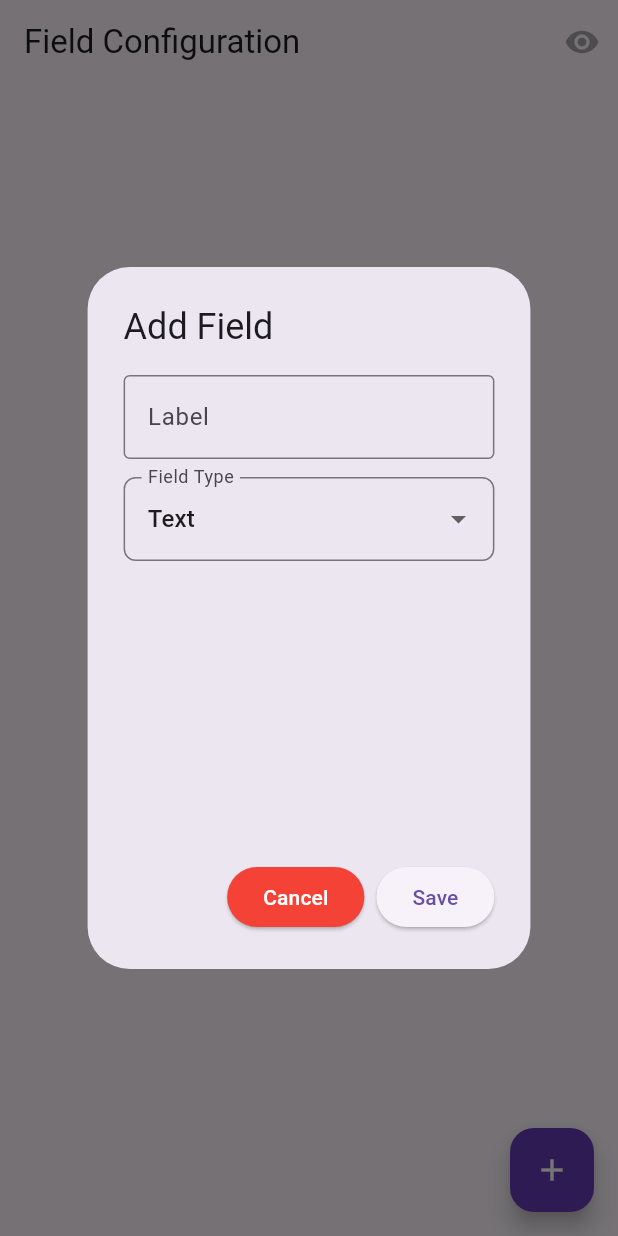
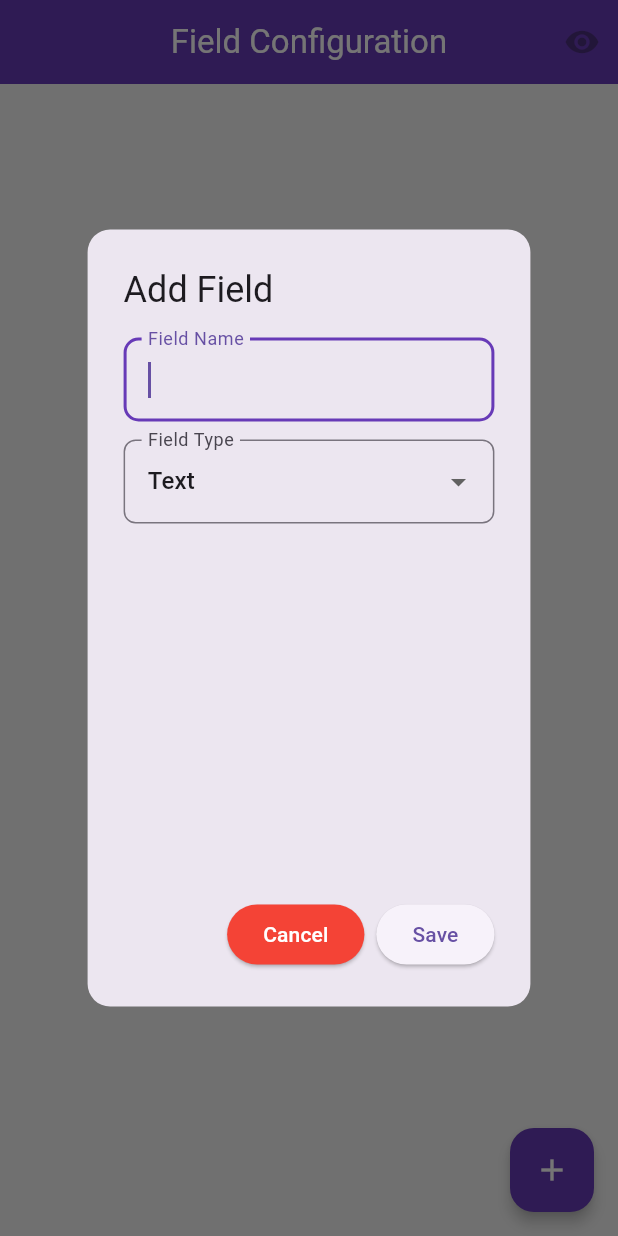
Before and after one commit to HazemHamdy7/Dynamic-Form, a Flutter app: the screen it shows after launch, after a tap on the "add" icon, on a phone screen of 412 x 824 dp. Run offline on Flutter 3.47's test engine with Material 3 defaults, Android fonts, the phone set to English and light mode, and no system bars; our stand-ins replace flutter_bloc, hive, hive_flutter; accounts and stored records are empty.

Commit message:
Enhance UI with theme customization and dialog improvements

```diff
--- a/lib/main.dart
+++ b/lib/main.dart
@@ -24,9 +24,32 @@ class MyApp extends StatelessWidget {
     return BlocProvider(
       create: (context) => FormCubit(repo),
       child: MaterialApp(
-        title: 'Dynamic Form Builder',
-        theme: ThemeData(primarySwatch: Colors.deepPurple, useMaterial3: true),
         debugShowCheckedModeBanner: false,
+        theme: ThemeData(
+          primarySwatch: Colors.deepPurple,
+          scaffoldBackgroundColor: Colors.grey[100],
+
+          appBarTheme: const AppBarTheme(
+            backgroundColor: Colors.deepPurple,
+            foregroundColor: Colors.white,
+            centerTitle: true,
+            elevation: 1,
+          ),
+
+          inputDecorationTheme: InputDecorationTheme(
+            border: OutlineInputBorder(borderRadius: BorderRadius.circular(10)),
+            focusedBorder: OutlineInputBorder(
+              borderSide: const BorderSide(color: Colors.deepPurple, width: 2),
+              borderRadius: BorderRadius.circular(10),
+            ),
+          ),
+
+          floatingActionButtonTheme: const FloatingActionButtonThemeData(
+            backgroundColor: Colors.deepPurple,
+            foregroundColor: Colors.white,
+            elevation: 4,
+          ),
+        ),
         home: const FieldConfigScreen(),
       ),
     );
--- a/lib/presentation/screens/add_field_dialog.dart
+++ b/lib/presentation/screens/add_field_dialog.dart
@@ -2,6 +2,7 @@ import 'package:dynamic_form/data/factory/factory_model.dart';
 import 'package:dynamic_form/data/model/dropdown_field_model.dart';
 import 'package:dynamic_form/data/model/field_type.dart';
 import 'package:dynamic_form/data/model/radio_field_model.dart';
+import 'package:dynamic_form/presentation/widgets/dialog/field_name_input.dart';
 import 'package:dynamic_form/presentation/widgets/dialog/field_type_selector.dart';
 import 'package:dynamic_form/presentation/widgets/dialog/options_list_builder.dart';
 import 'package:flutter/material.dart';
@@ -65,19 +66,17 @@ class _AddFieldDialogState extends State<AddFieldDialog> {
     final maxDialogWidth = MediaQuery.of(context).size.width * 0.6;
 
     return AlertDialog(
+      shape: RoundedRectangleBorder(borderRadius: BorderRadius.circular(15)),
+
       title: Text(widget.editField == null ? "Add Field" : "Edit Field"),
       content: SizedBox(
         width: maxDialogWidth,
-        height: 300,
+        height: 350,
+        child: SingleChildScrollView(
           child: Column(
             children: [
-            TextFormField(
-              controller: labelController,
-              decoration: const InputDecoration(
-                labelText: "Label",
-                border: OutlineInputBorder(),
-              ),
-            ),
+              FieldNameInput(controller: labelController),
+
               const SizedBox(height: 12),
               FieldTypeSelector(
                 value: selectedType,
@@ -96,7 +95,8 @@ class _AddFieldDialogState extends State<AddFieldDialog> {
               const SizedBox(height: 12),
 
               if (selectedType != FieldType.text)
-              Expanded(
+                SizedBox(
+                  height: 200,
                   child: OptionsListBuilder(
                     options: optionControllers,
                     onAddOption: addOption,
@@ -104,6 +104,7 @@ class _AddFieldDialogState extends State<AddFieldDialog> {
                   ),
                 ),
             ],
+          ),
         ),
       ),
       actions: [
--- a/lib/presentation/widgets/dialog/options_list_builder.dart
+++ b/lib/presentation/widgets/dialog/options_list_builder.dart
@@ -15,6 +15,7 @@ class OptionsListBuilder extends StatelessWidget {
   @override
   Widget build(BuildContext context) {
     return Column(
+      mainAxisSize: MainAxisSize.min,
       children: [
         Expanded(
           child: ListView.builder(
@@ -34,6 +35,7 @@ class OptionsListBuilder extends StatelessWidget {
           ),
         ),
 
+        SizedBox(height: 16),
         TextButton(
           style: ButtonStyle(
             backgroundColor: WidgetStateProperty.all(Colors.black45),
--- a/lib/presentation/widgets/field_config/field_item_tile.dart
+++ b/lib/presentation/widgets/field_config/field_item_tile.dart
@@ -24,16 +24,24 @@ class FieldItemTile extends StatelessWidget {
       FieldType.radio: "Radio Field",
     };
 
-    return ListTile(
-      title: Text(field.label),
-      leading: const Icon(Icons.drag_handle),
-
+    return Card(
+      elevation: 2,
+      // shape: RoundedRectangleBorder(borderRadius: BorderRadius.circular(12)),
+      child: ListTile(
+        contentPadding: const EdgeInsets.symmetric(
+          horizontal: 16,
+          vertical: 10,
+        ),
+        title: Text(
+          field.label,
+          style: const TextStyle(fontWeight: FontWeight.bold),
+        ),
         subtitle: Text(label[field.type]!),
         trailing: Row(
           mainAxisSize: MainAxisSize.min,
           children: [
             IconButton(
-            icon: const Icon(Icons.edit),
+              icon: const Icon(Icons.edit, color: Colors.blue),
               onPressed: () => onEdit(field),
             ),
             IconButton(
@@ -42,6 +50,7 @@ class FieldItemTile extends StatelessWidget {
             ),
           ],
         ),
+      ),
     );
   }
 }
--- a/lib/presentation/widgets/field_config/field_list_view.dart
+++ b/lib/presentation/widgets/field_config/field_list_view.dart
@@ -27,7 +27,9 @@ class FieldListView extends StatelessWidget {
         }
 
         return ReorderableListView.builder(
-          padding: const EdgeInsets.all(12),
+          physics: const BouncingScrollPhysics(),
+          padding: const EdgeInsets.only(bottom: 100),
+
           itemCount: state.fields.length,
           onReorder: cubit.reorderFields,
           itemBuilder: (context, index) {
--- a/lib/presentation/widgets/field_config/floating_action_button_widget.dart
+++ b/lib/presentation/widgets/field_config/floating_action_button_widget.dart
@@ -24,12 +24,16 @@ class FloatingActionButtonWidget extends StatelessWidget {
         if (created != null) {
           cubit.addField(created);
 
-          ScaffoldMessenger.of(context).showSnackBar(
-            const SnackBar(
-              content: Text("Field saved successfully"),
-              backgroundColor: Colors.green,
-            ),
-          );
+        ScaffoldMessenger.of(context).showSnackBar(
+  SnackBar(
+    content: Text("Field saved successfully"),
+    backgroundColor: Colors.green.shade700,
+    behavior: SnackBarBehavior.floating,
+    margin: const EdgeInsets.all(10),
+    shape: RoundedRectangleBorder(borderRadius: BorderRadius.circular(12)),
+  ),
+);
+
         }
       },
     );
```
Lines whose indentation alone changed are shown as unchanged.
